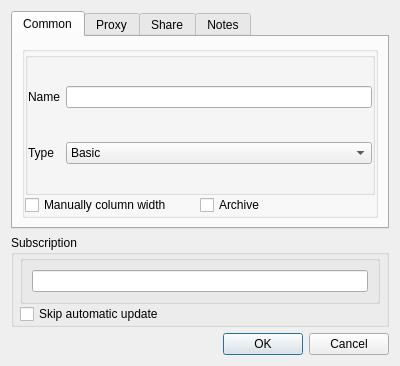
The window that include/ui/group/dialog_edit_group.ui (qr243vbi/nekobox) describes before a commit, drawn with Qt 5.
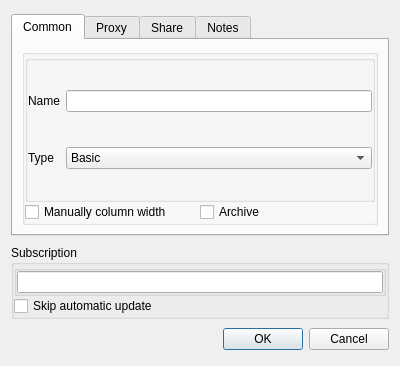
The same window after the commit. Custom widgets are drawn as their Qt base class.

The edit to the form file:
```diff
--- a/include/ui/group/dialog_edit_group.ui
+++ b/include/ui/group/dialog_edit_group.ui
@@ -287,17 +287,17 @@
       <string>Subscription</string>
      </property>
      <property name="flat">
-      <bool>false</bool>
+      <bool>true</bool>
      </property>
      <layout class="QGridLayout" name="_2">
       <property name="leftMargin">
-       <number>6</number>
+       <number>0</number>
       </property>
       <property name="topMargin">
        <number>0</number>
       </property>
       <property name="rightMargin">
-       <number>6</number>
+       <number>0</number>
       </property>
       <property name="bottomMargin">
        <number>0</number>
@@ -327,6 +327,21 @@
          <bool>true</bool>
         </property>
         <layout class="QHBoxLayout" name="horizontalLayout_3">
+         <property name="spacing">
+          <number>0</number>
+         </property>
+         <property name="leftMargin">
+          <number>0</number>
+         </property>
+         <property name="topMargin">
+          <number>0</number>
+         </property>
+         <property name="rightMargin">
+          <number>0</number>
+         </property>
+         <property name="bottomMargin">
+          <number>0</number>
+         </property>
          <item>
           <widget class="MyLineEdit" name="url"/>
          </item>
```
